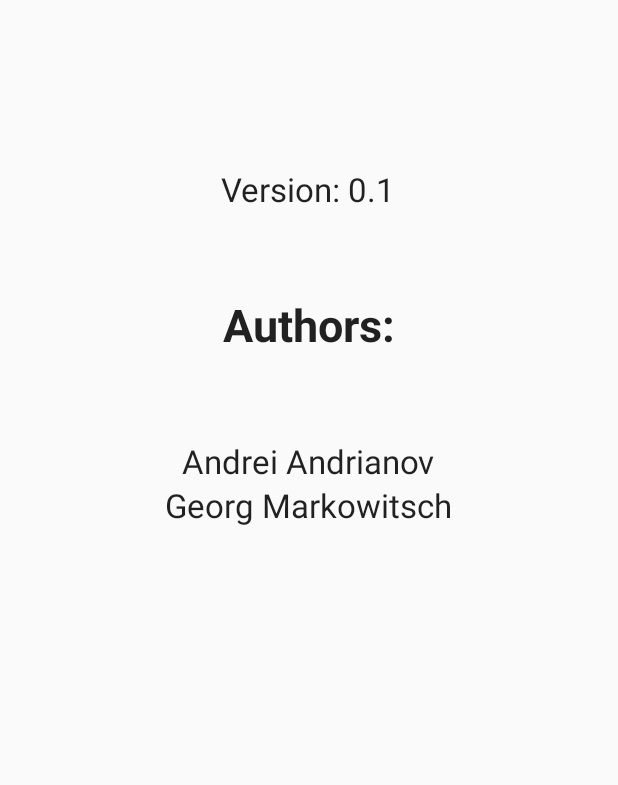
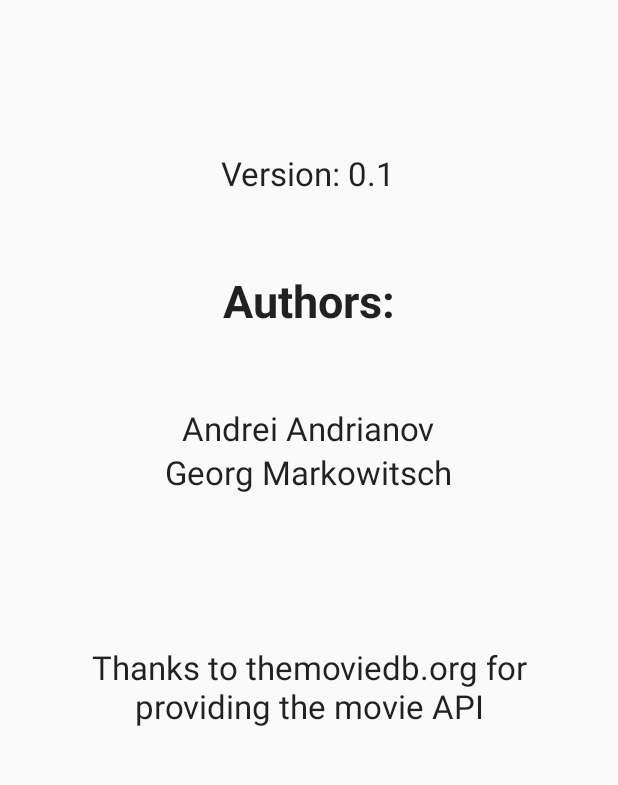
Before and after one commit to winterwurzel/gtm, an Android app: the screen it shows after launch (AboutActivity), in the options menu, after a tap on "About", on a phone screen of 412 x 824 dp, the part 181-966 px from its top. Run offline under Robolectric (Android 15) with nearby library versions, the phone set to English and light mode, and no system bars.

Commit message:
~ some fixes

```diff
--- a/app/src/main/java/at/android/gm/guessthemovie/DataHandler.java
+++ b/app/src/main/java/at/android/gm/guessthemovie/DataHandler.java
@@ -1,7 +1,11 @@
 package at.android.gm.guessthemovie;
 
 import android.app.ProgressDialog;
+import android.content.Context;
+import android.content.DialogInterface;
+import android.content.Intent;
 import android.os.AsyncTask;
+import android.support.v7.app.AlertDialog;
 import android.util.Log;
 
 import org.json.JSONArray;
@@ -30,6 +34,7 @@ public class DataHandler implements OnFetchDataCompleted{
     private static DataHandler ourInstance = new DataHandler();
 
     private JSONArray results;
+    private android.app.AlertDialog.Builder builder;
     private List<Movie> movieArray;
     private ProgressDialog dialog;
     private String dataUrl = "http://api.themoviedb.org/3/discover/movie?api_key=d395777e95507dd42bcaab7bb4f94266";
@@ -74,11 +79,10 @@ public class DataHandler implements OnFetchDataCompleted{
                 }
                 bufferedReader.close();
                 json = new JSONObject(stringBuilder.toString());
-            } catch (IOException e) {
-                e.printStackTrace();
-            } catch (JSONException e) {
-                e.printStackTrace();
-            } finally {
+            } catch (Exception e) {
+                Log.e("Exception", e.toString());
+                //showNoConnectionDialog();
+            }finally {
                 if (urlConnection != null) urlConnection.disconnect();
             }
             return json;
@@ -104,10 +108,11 @@ public class DataHandler implements OnFetchDataCompleted{
                 }
                 long seed = System.nanoTime();
                 Collections.shuffle(movieArray, new Random(seed));
-            } catch (JSONException e) {
-                Log.e("JSON", "Error getting data.");
+                listener.OnFetchDataCompleted();
+            } catch (Exception e) {
+                Log.e("Exception", e.toString());
+                showNoConnectionDialog();
             }
-            listener.OnFetchDataCompleted();
         }
     }
 
@@ -156,6 +161,13 @@ public class DataHandler implements OnFetchDataCompleted{
         this.dialog = dialog;
     }
 
+    public void showNoConnectionDialog() {
+        builder.setTitle("no internet connection available")
+                .setMessage("the game needs a connection to the internet")
+                .setNeutralButton("OK", null)
+                .show();
+    }
+
     public void reInitMovieArray() {
         this.movieArray = new ArrayList();
         page = 1;
@@ -184,4 +196,7 @@ public class DataHandler implements OnFetchDataCompleted{
         new FetchDataTask(ofdc).execute(dataUrl + "&page=" + page + options);
     }
 
+    public void setAlertDialog(android.app.AlertDialog.Builder builder) {
+        this.builder = builder;
+    }
 }
--- a/app/src/main/java/at/android/gm/guessthemovie/GuessActivity.java
+++ b/app/src/main/java/at/android/gm/guessthemovie/GuessActivity.java
@@ -37,6 +37,7 @@ public class GuessActivity extends AppCompatActivity {
     private GridView gridview;
     private TextView textView;
     private TextView guessTV;
+    private Button nextButton;
 
     @Override
     protected void onCreate(Bundle savedInstanceState) {
@@ -56,6 +57,9 @@ public class GuessActivity extends AppCompatActivity {
             textView = (TextView) findViewById(R.id.guessTextView);
             gridview = (GridView) findViewById(R.id.buttonLayout);
             gridview.setVisibility(View.INVISIBLE);
+
+            nextButton = (Button) findViewById(R.id.button2);
+            nextButton.setEnabled(false);
 
             updateHearts(this);
 
@@ -161,6 +165,7 @@ public class GuessActivity extends AppCompatActivity {
             progressBar.setVisibility(View.INVISIBLE);
             gridview.setVisibility(View.VISIBLE);
             textView.setText(getString(R.string.defaultText));
+            nextButton.setEnabled(true);
         }
     }
 
--- a/app/src/main/java/at/android/gm/guessthemovie/MainActivity.java
+++ b/app/src/main/java/at/android/gm/guessthemovie/MainActivity.java
@@ -1,5 +1,6 @@
 package at.android.gm.guessthemovie;
 
+import android.app.AlertDialog;
 import android.app.ProgressDialog;
 import android.content.Intent;
 import android.content.SharedPreferences;
@@ -90,6 +91,10 @@ public class MainActivity extends AppCompatActivity implements OnFetchDataComple
         DataHandler dh = DataHandler.getInstance();
         ProgressDialog dialog = new ProgressDialog(this);
         dh.setDialog(dialog);
+
+        AlertDialog.Builder builder = new AlertDialog.Builder(this);
+        dh.setAlertDialog(builder);
+
         dh.reInitMovieArray();
         dh.getData(this, options);
     }
--- a/app/src/main/java/at/android/gm/guessthemovie/MovieInfoActivity.java
+++ b/app/src/main/java/at/android/gm/guessthemovie/MovieInfoActivity.java
@@ -10,6 +10,7 @@ import android.os.Bundle;
 import android.support.v7.app.AppCompatActivity;
 import android.util.Log;
 import android.view.View;
+import android.widget.Button;
 import android.widget.ImageView;
 import android.widget.ProgressBar;
 import android.widget.TextView;
@@ -31,6 +32,7 @@ public class MovieInfoActivity extends AppCompatActivity {
     private TextView releaseTV;
     private Movie movie;
     private boolean gameOver;
+    private Button nextButton;
 
     @Override
     protected void onCreate(Bundle savedInstanceState) {
@@ -47,6 +49,8 @@ public class MovieInfoActivity extends AppCompatActivity {
         storyTV = (TextView) findViewById(R.id.storyTV);
         ratingTV = (TextView) findViewById(R.id.rating);
         releaseTV = (TextView) findViewById(R.id.release);
+        nextButton = (Button) findViewById(R.id.nextButton);
+        nextButton.setEnabled(false);
 
         Intent i = getIntent();
         movie = (Movie) i.getSerializableExtra("movie");
@@ -137,6 +141,7 @@ public class MovieInfoActivity extends AppCompatActivity {
             imageView.setImageBitmap(bitmap);
             // hide loading progress bar
             progressBar.setVisibility(View.INVISIBLE);
+            nextButton.setEnabled(true);
         }
     }
 
--- a/app/src/main/res/layout/content_about.xml
+++ b/app/src/main/res/layout/content_about.xml
@@ -63,7 +63,19 @@
             android:layout_width="match_parent"
             android:layout_height="wrap_content"
             android:layout_gravity="center_horizontal"
-            android:layout_weight="0.60" />
+            android:layout_weight="0.20" />
+        <TextView
+            android:layout_width="wrap_content"
+            android:layout_height="wrap_content"
+            android:textAppearance="?android:attr/textAppearanceLarge"
+            android:layout_gravity="center"
+            android:textAlignment="center"
+            android:text="Thanks to themoviedb.org for providing the movie API" />
+        <Space
+            android:layout_width="match_parent"
+            android:layout_height="wrap_content"
+            android:layout_gravity="center_horizontal"
+            android:layout_weight="0.40" />
 
     </LinearLayout>
 
```
Also changed, not shown: 3 other files.
